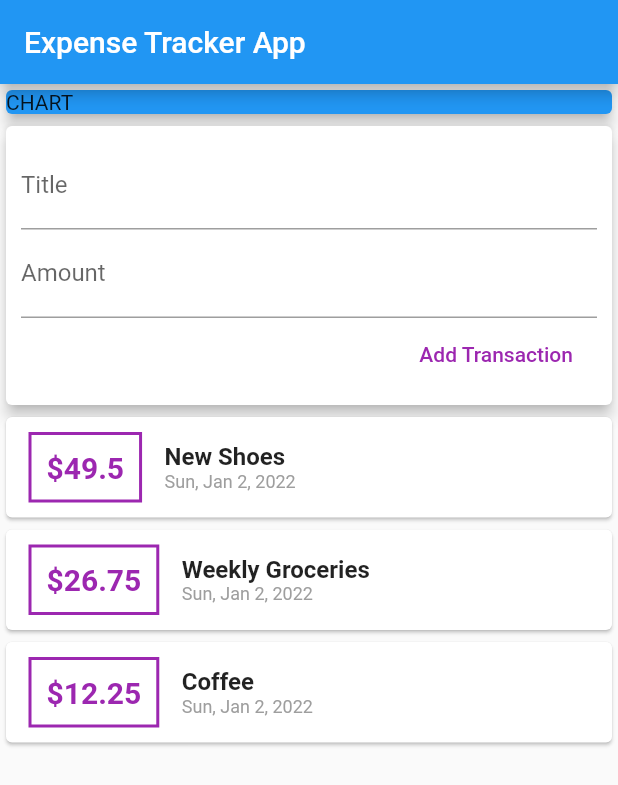
After one commit to elvan/expense_tracker_app_flutter_example, a Flutter app: the screen it shows after launch, on a phone screen of 412 x 824 dp. The commit adds this screen. Shown: the top 785 px of the screen. Run offline on Flutter 3.47's test engine with Material 2 defaults, Android fonts, the phone set to English and light mode, and no system bars.

Commit message:
splitting the app into widgets

```diff
--- a/lib/main.dart
+++ b/lib/main.dart
@@ -1,6 +1,6 @@
 import 'package:flutter/material.dart';
 
-import 'home_page.dart';
+import 'pages/home_page.dart';
 
 void main() => runApp(const ExpenseTrackerApp());
 
--- /dev/null
+++ b/lib/pages/home_page.dart
@@ -0,0 +1,31 @@
+import 'package:flutter/material.dart';
+
+import '../widgets/user_transactions.dart';
+
+class HomePage extends StatelessWidget {
+  const HomePage({Key? key}) : super(key: key);
+
+  @override
+  Widget build(BuildContext context) {
+    return Scaffold(
+      appBar: AppBar(
+        title: const Text('Expense Tracker App'),
+      ),
+      body: Column(
+        crossAxisAlignment: CrossAxisAlignment.stretch,
+        children: const [
+          // CHART
+          SizedBox(
+            width: double.infinity,
+            child: Card(
+              color: Colors.blue,
+              elevation: 4.0,
+              child: Text('CHART'),
+            ),
+          ),
+          UserTransactions()
+        ],
+      ),
+    );
+  }
+}
--- /dev/null
+++ b/lib/widgets/new_transaction.dart
@@ -0,0 +1,41 @@
+import 'package:flutter/material.dart';
+
+class NewTransactions extends StatelessWidget {
+  final titleController = TextEditingController();
+  final amountController = TextEditingController();
+
+  NewTransactions({Key? key}) : super(key: key);
+
+  @override
+  Widget build(BuildContext context) {
+    return Card(
+      elevation: 4.0,
+      child: Container(
+        padding: const EdgeInsets.all(10.0),
+        child: Column(
+          crossAxisAlignment: CrossAxisAlignment.end,
+          children: [
+            TextField(
+              controller: titleController,
+              decoration: const InputDecoration(
+                labelText: 'Title',
+              ),
+            ),
+            TextField(
+              controller: amountController,
+              decoration: const InputDecoration(
+                labelText: 'Amount',
+              ),
+              keyboardType: TextInputType.number,
+            ),
+            FlatButton(
+              textColor: Colors.purple,
+              onPressed: () {},
+              child: const Text('Add Transaction'),
+            ),
+          ],
+        ),
+      ),
+    );
+  }
+}
--- /dev/null
+++ b/lib/widgets/transaction_list.dart
@@ -0,0 +1,67 @@
+import 'package:flutter/material.dart';
+import 'package:intl/intl.dart';
+
+import '../models/transaction.dart';
+
+class TransactionList extends StatelessWidget {
+  final List<Transaction> transactions;
+
+  const TransactionList({
+    Key? key,
+    required this.transactions,
+  }) : super(key: key);
+
+  @override
+  Widget build(BuildContext context) {
+    return Column(
+      children: transactions.map((transaction) {
+        return Card(
+          child: Row(
+            children: [
+              Container(
+                margin: const EdgeInsets.symmetric(
+                  horizontal: 15.0,
+                  vertical: 10.0,
+                ),
+                decoration: BoxDecoration(
+                  border: Border.all(
+                    color: Colors.purple,
+                    width: 2.0,
+                  ),
+                ),
+                padding: const EdgeInsets.all(10.0),
+                child: Text(
+                  '\$${transaction.amount}',
+                  style: const TextStyle(
+                    fontWeight: FontWeight.bold,
+                    fontSize: 20.0,
+                    color: Colors.purple,
+                  ),
+                ),
+              ),
+              Column(
+                crossAxisAlignment: CrossAxisAlignment.start,
+                children: [
+                  Text(
+                    transaction.title,
+                    style: const TextStyle(
+                      fontSize: 16.0,
+                      fontWeight: FontWeight.bold,
+                    ),
+                  ),
+                  Text(
+                    DateFormat.yMMMEd().format(transaction.date),
+                    style: const TextStyle(
+                      color: Colors.grey,
+                      fontSize: 12.0,
+                    ),
+                  ),
+                ],
+              ),
+            ],
+          ),
+        );
+      }).toList(),
+    );
+  }
+}
--- /dev/null
+++ b/lib/widgets/user_transactions.dart
@@ -0,0 +1,45 @@
+import 'package:flutter/material.dart';
+
+import '../models/transaction.dart';
+import 'new_transaction.dart';
+import 'transaction_list.dart';
+
+class UserTransactions extends StatefulWidget {
+  const UserTransactions({Key? key}) : super(key: key);
+
+  @override
+  State<UserTransactions> createState() => _UserTransactionsState();
+}
+
+class _UserTransactionsState extends State<UserTransactions> {
+  final List<Transaction> _transactions = [
+    Transaction(
+      id: 't1',
+      title: 'New Shoes',
+      amount: 49.50,
+      date: DateTime.now(),
+    ),
+    Transaction(
+      id: 't2',
+      title: 'Weekly Groceries',
+      amount: 26.75,
+      date: DateTime.now(),
+    ),
+    Transaction(
+      id: 't3',
+      title: 'Coffee',
+      amount: 12.25,
+      date: DateTime.now(),
+    ),
+  ];
+
+  @override
+  Widget build(BuildContext context) {
+    return Column(
+      children: [
+        NewTransactions(),
+        TransactionList(transactions: _transactions),
+      ],
+    );
+  }
+}
```
Also changed, not shown: lib/home_page.dart (deleted, +0 -139 lines), lib/models/transaction.dart (renamed from lib/transaction.dart).
